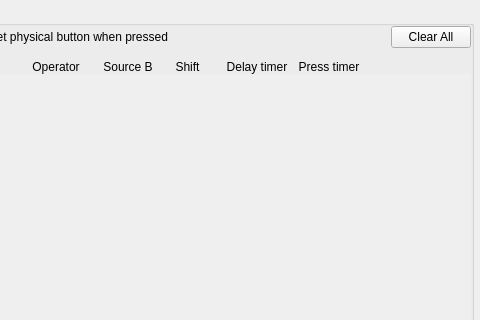
First picture: the form in src/widgets/buttons/buttonconfig.ui, repository anpeaco/FreeJoyXConfiguratorQt, before the edit; both pictures show x 582 to 1062 and y 0 to 320 of the 1062 by 640 pixel window.
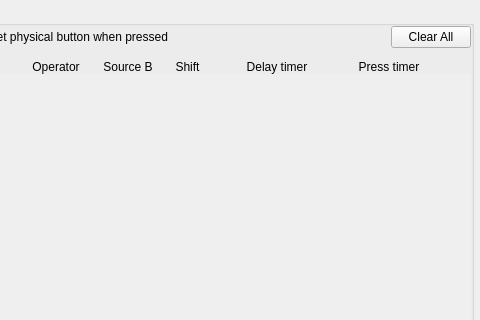
Second picture: the form after the edit. Icons and pictures are not drawn. Custom widgets are drawn as their Qt base class.

Commit message: Timers: live label refresh on edit + widen Delay/Press dropdowns

What changed in the file:
```diff
--- a/src/widgets/buttons/buttonconfig.ui
+++ b/src/widgets/buttons/buttonconfig.ui
@@ -90,10 +90,10 @@
          </sizepolicy>
         </property>
         <property name="minimumSize">
-         <size><width>70</width><height>0</height></size>
+         <size><width>110</width><height>0</height></size>
         </property>
         <property name="maximumSize">
-         <size><width>70</width><height>16777215</height></size>
+         <size><width>110</width><height>16777215</height></size>
         </property>
         <property name="text">
          <string>Delay timer</string>
@@ -112,10 +112,10 @@
          </sizepolicy>
         </property>
         <property name="minimumSize">
-         <size><width>70</width><height>0</height></size>
+         <size><width>110</width><height>0</height></size>
         </property>
         <property name="maximumSize">
-         <size><width>70</width><height>16777215</height></size>
+         <size><width>110</width><height>16777215</height></size>
         </property>
         <property name="text">
          <string>Press timer</string>
```
The commit also changes 3 other files.
